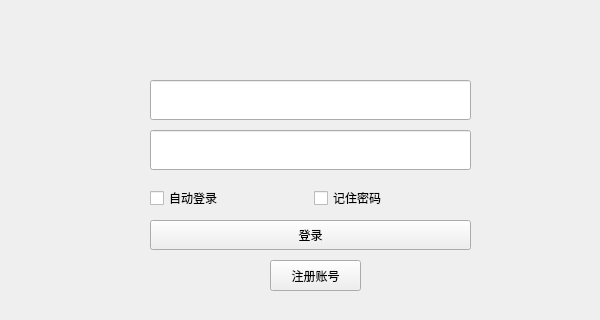
Qt form LCS/login.ui (SeeChen/LCS_lanChatSoftware) before a commit; both pictures show x 0 to 600 and y 280 to 600 of the 600 by 600 pixel window.
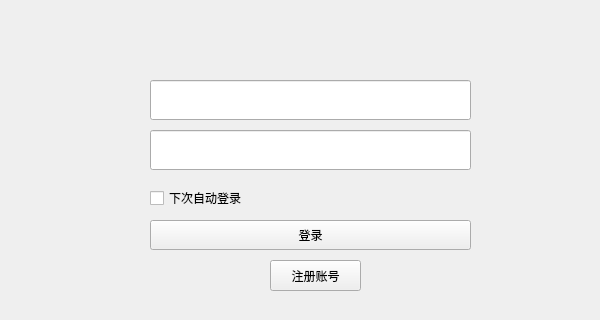
The same form after that commit. Icons and pictures are not drawn.

```diff
--- a/LCS/login.ui
+++ b/LCS/login.ui
@@ -97,14 +97,7 @@
     <item>
      <widget class="QCheckBox" name="checkBoxAutoLogin">
       <property name="text">
-       <string>自动登录</string>
-      </property>
-     </widget>
-    </item>
-    <item>
-     <widget class="QCheckBox" name="checkBoxRememberPassword">
-      <property name="text">
-       <string>记住密码</string>
+       <string>下次自动登录</string>
       </property>
      </widget>
     </item>
```
